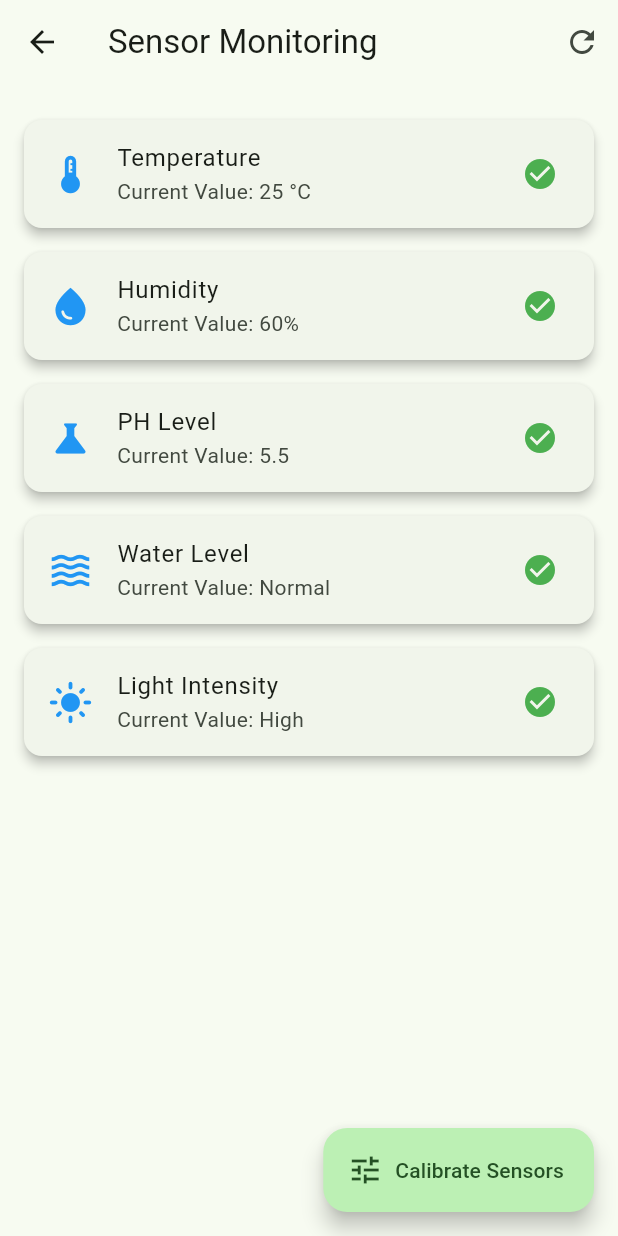
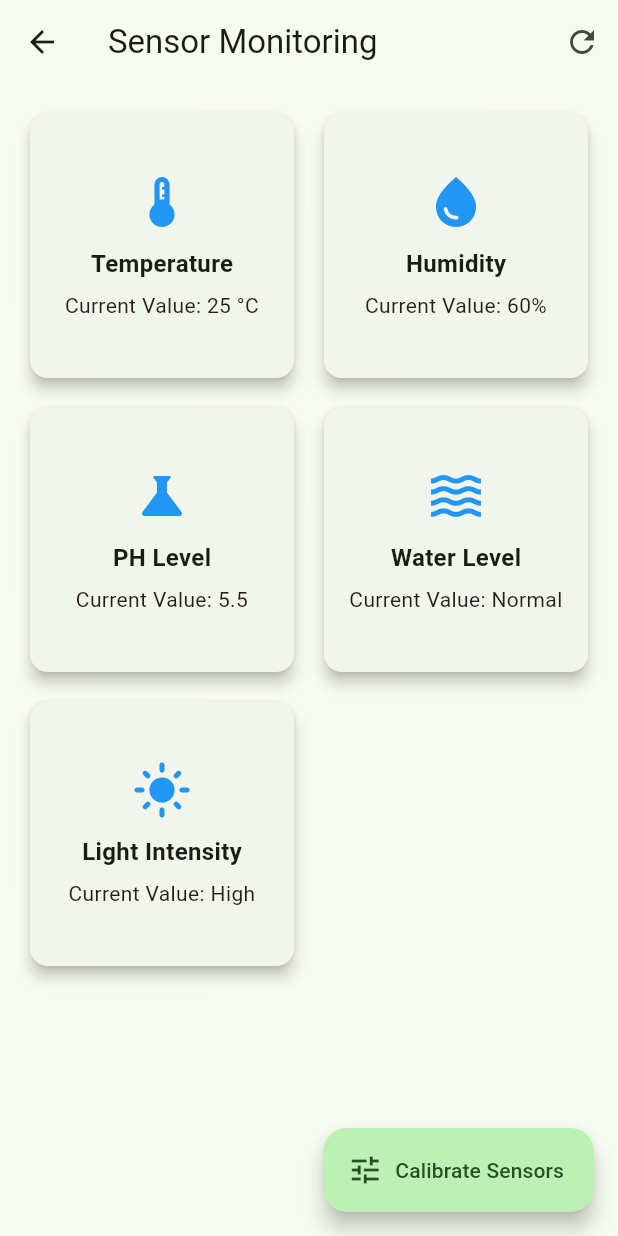
Before and after one commit to Nancy-Amr/Hydro-ponicApp, a Flutter app: the SensorMonitoringScreen screen opened by its route, on a phone screen of 412 x 824 dp. Run offline on Flutter 3.47's test engine with Material 3 defaults, Android fonts, the phone set to English and light mode, and no system bars.

Commit message:
Updating Sensormonitoring Screen Use GridView for visuality

```diff
--- a/hydroponic_app/lib/screens/sensor_monitoring.dart
+++ b/hydroponic_app/lib/screens/sensor_monitoring.dart
@@ -50,22 +50,46 @@ class _SensorMonitoringScreenState extends State<SensorMonitoringScreen> {
       ),
       body: Padding(
         padding: const EdgeInsets.all(16.0),
-        // ListView Scorallable list of sensor cards
-        child: ListView(
+        // GridView for a more visual dashboard
+        child: GridView.count(
+          crossAxisCount: 2, //two cards per row
+          crossAxisSpacing: 12,
+          mainAxisSpacing: 12,
           children: sensorData.entries.map((entry) {
             return Card(
-              elevation: 3,
-              margin: const EdgeInsets.symmetric(vertical: 8),
-              //ListTile displays each sensor's name , value , and status icon
-              child: ListTile(
-                leading: Icon(
-                  sensorIcons[entry.key] ?? Icons.sensors,
-                  color: Colors.blue,
-                  size: 30,
+              elevation: 4,
+              shape: RoundedRectangleBorder(
+                borderRadius: BorderRadius.circular(12),
+              ),
+              child: Padding(
+                padding: const EdgeInsets.all(16.0),
+                child: Column(
+                  mainAxisAlignment: MainAxisAlignment.center,
+                  children: [
+                    Icon(
+                      sensorIcons[entry.key] ?? Icons.sensors,
+                      color: Colors.blue,
+                      size: 40,
+                    ),
+                    const SizedBox(height: 10),
+                    Text(
+                      entry.key,
+                      style: const TextStyle(
+                        fontSize: 16,
+                        fontWeight: FontWeight.bold,
+                      ),
+                    ),
+                    const SizedBox(height: 6),
+                    Text(
+                      'Current Value: ${entry.value}',
+                      style: const TextStyle(
+                        fontSize: 14,
+                        color: Colors.black87,
+                      ),
+                      textAlign: TextAlign.center,
+                    ),
+                  ],
                 ),
-                title: Text(entry.key),
-                subtitle: Text('Current Value: ${entry.value}'),
-                trailing: const Icon(Icons.check_circle, color: Colors.green),
               ),
             );
           }).toList(),
```
